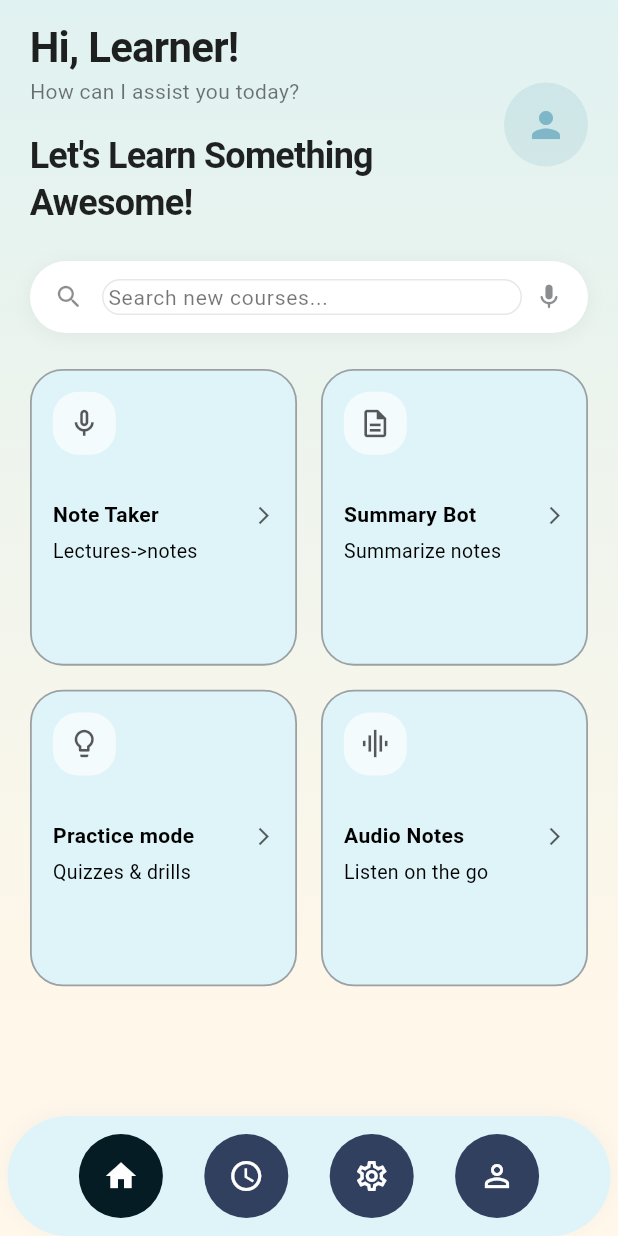
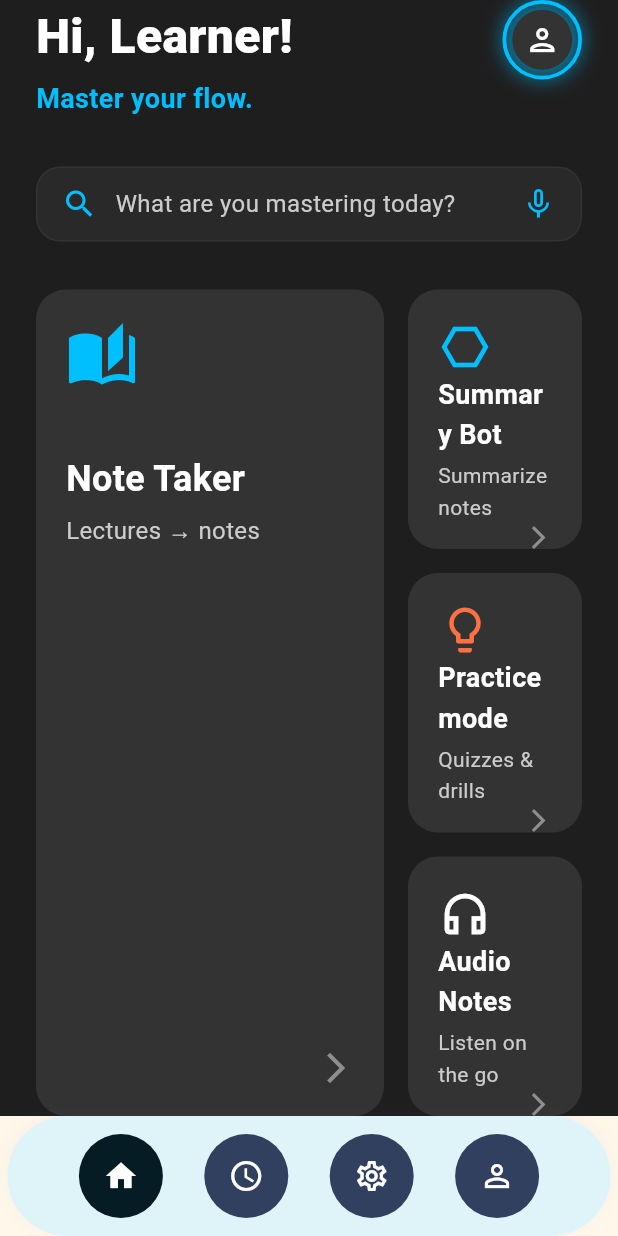
Before and after one commit to Hadskad/Smart-Tutor-Lite, a Flutter app: the screen it shows after launch, on a phone screen of 412 x 824 dp. Run offline on Flutter 3.47's test engine with Material 3 defaults, Android fonts, the light colour scheme and no system bars; our stand-ins replace audioplayers, battery_plus, cloud_firestore, connectivity_plus, dartz, dio and 12 more; missing offline and left inert: dart:ffi, record; accounts and stored records are empty; statements that could not run were skipped; project files that could hold a hidden picture were left out.

Commit message:
updated ui

```diff
--- a/lib/app/main_navigation.dart
+++ b/lib/app/main_navigation.dart
@@ -64,10 +64,11 @@ class _CustomCircularNavBar extends StatelessWidget {
           padding: const EdgeInsets.symmetric(horizontal: 20, vertical: 12),
           decoration: BoxDecoration(
             borderRadius: BorderRadius.circular(40),
-            color:  Color(0xFFDFF4F9),
+            color: Color(0xFFDFF4F9),
             boxShadow: [
               BoxShadow(
-                color: const Color.fromARGB(255, 89, 96, 192).withValues(alpha: 0.05),
+                color: const Color.fromARGB(255, 89, 96, 192)
+                    .withValues(alpha: 0.05),
                 blurRadius: 10,
                 offset: const Offset(0, -2),
               ),
--- a/lib/features/home/presentation/pages/home_dashboard_page.dart
+++ b/lib/features/home/presentation/pages/home_dashboard_page.dart
@@ -1,271 +1,316 @@
 import 'package:flutter/material.dart';
 
 import 'package:smart_tutor_lite/app/routes.dart';
+
+// --- Local Color Palette for Home Dashboard ---
+
+const Color _kBackgroundColor = Color(0xFF1E1E1E);
+const Color _kCardColor = Color(0xFF333333);
+const Color _kAccentBlue = Color(0xFF00BFFF); // Vibrant Electric Blue
+const Color _kAccentCoral = Color(0xFFFF7043); // Soft Coral/Orange
+const Color _kWhite = Colors.white;
+const Color _kLightGray = Color(0xFFCCCCCC);
+const Color _kDarkGray = Color(0xFF888888);
 
 class HomeDashboardPage extends StatelessWidget {
   const HomeDashboardPage({super.key});
 
   @override
   Widget build(BuildContext context) {
-    return Container(
-      decoration: BoxDecoration(
-        gradient: LinearGradient(
-          colors: [
-            const Color(0xFFE0F2F1), // Light blue-green
-            const Color(0xFFFFF7E9), // Cream/white
-          ],
-          begin: Alignment.topCenter,
-          end: Alignment.bottomCenter,
-        ),
-      ),
-      child: SafeArea(
-        child: SingleChildScrollView(
-          padding: const EdgeInsets.symmetric(horizontal: 20, vertical: 16),
+    return Scaffold(
+      backgroundColor: _kBackgroundColor,
+      body: SafeArea(
+        child: Padding(
+          padding: const EdgeInsets.symmetric(horizontal: 24.0),
           child: Column(
             crossAxisAlignment: CrossAxisAlignment.start,
             children: [
-              _buildHeader(context),
-              const SizedBox(height: 24),
-              _buildSearchBar(context),
-              const SizedBox(height: 24),
-              _buildFeatureGrid(context),
+              const _HeaderWidget(),
+              const SizedBox(height: 32.0),
+              const _SearchBarWidget(),
+              const SizedBox(height: 32.0),
+              Expanded(
+                child: _FeatureCardsGrid(
+                  onNoteTakerTap: () {
+                    Navigator.pushNamed(context, AppRoutes.transcription);
+                  },
+                  onSummaryTap: () {
+                    Navigator.pushNamed(context, AppRoutes.summarization);
+                  },
+                  onPracticeTap: () {
+                    Navigator.pushNamed(context, AppRoutes.quiz);
+                  },
+                  onAudioNotesTap: () {
+                    Navigator.pushNamed(context, AppRoutes.tts);
+                  },
+                ),
+              ),
             ],
           ),
         ),
       ),
+
     );
   }
+}
 
-  Widget _buildHeader(BuildContext context) {
-    final colorScheme = Theme.of(context).colorScheme;
+// --- 1. Header Widget ---
 
+class _HeaderWidget extends StatelessWidget {
+  const _HeaderWidget({super.key});
+
+  @override
+  Widget build(BuildContext context) {
     return Row(
+      mainAxisAlignment: MainAxisAlignment.spaceBetween,
+      crossAxisAlignment: CrossAxisAlignment.start,
       children: [
-        Expanded(
-          child: Column(
-            crossAxisAlignment: CrossAxisAlignment.start,
-            children: [
-              Text(
-                'Hi, Learner!',
-                style: Theme.of(context).textTheme.displayLarge?.copyWith(
-                      fontWeight: FontWeight.bold,
-                      fontSize: 28,
-                      color: Colors.black87,
-                    ),
+        Column(
+          crossAxisAlignment: CrossAxisAlignment.start,
+          children: const [
+            Text(
+              'Hi, Learner!',
+              style: TextStyle(
+                color: _kWhite,
+                fontSize: 32,
+                fontWeight: FontWeight.w800,
               ),
-              const SizedBox(height: 4),
-              Text(
-                'How can I assist you today?',
-                style: Theme.of(context).textTheme.bodyMedium?.copyWith(
-                      color: Colors.black54,
-                      fontSize: 14,
-                    ),
+            ),
+            SizedBox(height: 4),
+            Text(
+              'Master your flow.',
+              style: TextStyle(
+                color: _kAccentBlue,
+                fontSize: 18,
+                fontWeight: FontWeight.w600,
               ),
-              const SizedBox(height: 16),
-              Text(
-                "Let's Learn Something",
-                style: Theme.of(context).textTheme.headlineMedium?.copyWith(
-                      fontWeight: FontWeight.bold,
-                      fontSize: 24,
-                      color: Colors.black87,
-                    ),
-              ),
-              Text(
-                'Awesome!',
-                style: Theme.of(context).textTheme.headlineMedium?.copyWith(
-                      fontWeight: FontWeight.bold,
-                      fontSize: 24,
-                      color: Colors.black87,
-                    ),
+            ),
+          ],
+        ),
+        Container(
+          padding: const EdgeInsets.all(4.0),
+          decoration: BoxDecoration(
+            shape: BoxShape.circle,
+            border: Border.all(
+              color: _kAccentBlue,
+              width: 2.5,
+            ),
+            boxShadow: [
+              BoxShadow(
+                color: _kAccentBlue.withOpacity(0.5),
+                blurRadius: 10,
+                spreadRadius: 1,
               ),
             ],
           ),
-        ),
-        const SizedBox(width: 16),
-        CircleAvatar(
-          radius: 28,
-          backgroundColor: colorScheme.tertiary.withValues(alpha: 0.2),
-          child: Icon(
-            Icons.person,
-            color: colorScheme.tertiary,
-            size: 28,
-          ),
-        ),
-      ],
-    );
-  }
-
-  Widget _buildSearchBar(BuildContext context) {
-    final colorScheme = Theme.of(context).colorScheme;
-
-    return Container(
-      padding: const EdgeInsets.symmetric(horizontal: 16, vertical: 12),
-      decoration: BoxDecoration(
-        color: Colors.white,
-        borderRadius: BorderRadius.circular(30),
-        boxShadow: [
-          BoxShadow(
-            color: Colors.black.withValues(alpha: 0.05),
-            blurRadius: 10,
-            offset: const Offset(0, 2),
-          ),
-        ],
-      ),
-      child: Row(
-        children: [
-          Icon(
-            Icons.search_rounded,
-            color: colorScheme.onSurface.withValues(alpha: 0.5),
-            size: 20,
-          ),
-          const SizedBox(width: 12),
-          Expanded(
-            child: TextField(
-              decoration: const InputDecoration(
-                hintText: 'Search new courses...',
-                hintStyle: TextStyle(
-                  color: Colors.black54,
-                  fontSize: 14,
-                ),
-                border: InputBorder.none,
-                isDense: true,
-                contentPadding: EdgeInsets.zero,
-              ),
+          child: const CircleAvatar(
+            radius: 20,
+            backgroundColor: _kCardColor,
+            child: Icon(
+              Icons.person_outlined,
+              color: _kWhite,
+              size: 24,
             ),
           ),
-          const SizedBox(width: 8),
-          Icon(
-            Icons.mic_rounded,
-            color: colorScheme.onSurface.withValues(alpha: 0.5),
-            size: 20,
-          ),
-        ],
-      ),
-    );
-  }
-
-  Widget _buildFeatureGrid(BuildContext context) {
-    return GridView.count(
-      shrinkWrap: true,
-      physics: const NeverScrollableScrollPhysics(),
-      crossAxisCount: 2,
-      crossAxisSpacing: 16,
-      mainAxisSpacing: 16,
-      childAspectRatio: 0.9,
-      children: [
-        _HomeFeatureCard(
-          title: 'Note Taker',
-          subtitle: 'Lectures->notes',
-          icon: Icons.mic_none_outlined,
-          onTap: () {
-            Navigator.pushNamed(context, AppRoutes.transcription);
-          },
-        ),
-        _HomeFeatureCard(
-          title: 'Summary Bot',
-          subtitle: 'Summarize notes',
-          icon: Icons.description_outlined,
-          onTap: () {
-            Navigator.pushNamed(context, AppRoutes.summarization);
-          },
-        ),
-        _HomeFeatureCard(
-          title: 'Practice mode',
-          subtitle: 'Quizzes & drills',
-          icon: Icons.lightbulb_outline,
-          onTap: () {
-            Navigator.pushNamed(context, AppRoutes.quiz);
-          },
-        ),
-        _HomeFeatureCard(
-          title: 'Audio Notes',
-          subtitle: 'Listen on the go',
-          icon: Icons.graphic_eq_outlined,
-          onTap: () {
-            Navigator.pushNamed(context, AppRoutes.tts);
-          },
         ),
       ],
     );
   }
 }
 
-class _HomeFeatureCard extends StatelessWidget {
-  const _HomeFeatureCard({
+// --- 2. Search Bar Widget ---
+
+class _SearchBarWidget extends StatelessWidget {
+  const _SearchBarWidget({super.key});
+
+  @override
+  Widget build(BuildContext context) {
+    return Container(
+      padding: const EdgeInsets.symmetric(horizontal: 16.0, vertical: 12.0),
+      decoration: BoxDecoration(
+        color: _kCardColor.withOpacity(0.5),
+        borderRadius: BorderRadius.circular(16.0),
+        border: Border.all(color: _kCardColor, width: 1.0),
+      ),
+      child: Row(
+        children: const [
+          Icon(Icons.search, color: _kAccentBlue),
+          SizedBox(width: 12.0),
+          Expanded(
+            child: Text(
+              'What are you mastering today?',
+              style: TextStyle(
+                color: _kLightGray,
+                fontSize: 16,
+              ),
+            ),
+          ),
+          Icon(Icons.mic_none, color: _kAccentBlue),
+        ],
+      ),
+    );
+  }
+}
+
+// --- 3. Feature Cards Grid ---
+
+class _FeatureCardsGrid extends StatelessWidget {
+  const _FeatureCardsGrid({
+    super.key,
+    required this.onNoteTakerTap,
+    required this.onSummaryTap,
+    required this.onPracticeTap,
+    required this.onAudioNotesTap,
+  });
+
+  final VoidCallback onNoteTakerTap;
+  final VoidCallback onSummaryTap;
+  final VoidCallback onPracticeTap;
+  final VoidCallback onAudioNotesTap;
+
+  @override
+  Widget build(BuildContext context) {
+    return Row(
+      crossAxisAlignment: CrossAxisAlignment.stretch,
+      children: [
+        // Large dominant card: Note Taker
+        Expanded(
+          flex: 2,
+          child: _FeatureCard(
+            title: 'Note Taker',
+            subtitle: 'Lectures → notes',
+            icon: Icons.auto_stories,
+            iconColor: _kAccentBlue,
+            isLarge: true,
+            cardColor: _kCardColor,
+            onTap: onNoteTakerTap,
+          ),
+        ),
+        const SizedBox(width: 16.0),
+        // Stacked smaller cards
+        Expanded(
+          flex: 1,
+          child: Column(
+            children: [
+              Expanded(
+                child: _FeatureCard(
+                  title: 'Summary Bot',
+                  subtitle: 'Summarize notes',
+                  icon: Icons.hexagon_outlined,
+                  iconColor: _kAccentBlue,
+                  cardColor: _kCardColor,
+                  onTap: onSummaryTap,
+                ),
+              ),
+              const SizedBox(height: 16.0),
+              Expanded(
+                child: _FeatureCard(
+                  title: 'Practice mode',
+                  subtitle: 'Quizzes & drills',
+                  icon: Icons.lightbulb_outline,
+                  iconColor: _kAccentCoral,
+                  cardColor: _kCardColor,
+                  onTap: onPracticeTap,
+                ),
+              ),
+              const SizedBox(height: 16.0),
+              Expanded(
+                child: _FeatureCard(
+                  title: 'Audio Notes',
+                  subtitle: 'Listen on the go',
+                  icon: Icons.headphones_outlined,
+                  iconColor: _kWhite,
+                  cardColor: _kCardColor,
+                  onTap: onAudioNotesTap,
+                ),
+              ),
+            ],
+          ),
+        ),
+      ],
+    );
+  }
+}
+
+// --- Feature Card Template ---
+
+class _FeatureCard extends StatelessWidget {
+  const _FeatureCard({
+    super.key,
     required this.title,
     required this.subtitle,
     required this.icon,
+    required this.iconColor,
+    this.isLarge = false,
+    required this.cardColor,
     required this.onTap,
   });
 
   final String title;
   final String subtitle;
   final IconData icon;
+  final Color iconColor;
+  final bool isLarge;
+  final Color cardColor;
   final VoidCallback onTap;
 
   @override
   Widget build(BuildContext context) {
     return InkWell(
-      borderRadius: BorderRadius.circular(22),
+      borderRadius: BorderRadius.circular(20.0),
       onTap: onTap,
       child: Container(
-        padding: const EdgeInsets.all(14),
+        padding: const EdgeInsets.all(20.0),
         decoration: BoxDecoration(
-          color: const Color(0xFFDFF4F9), // matches screenshot
-          borderRadius: BorderRadius.circular(22),
-          border: Border.all(
-            color: const Color.fromARGB(255, 110, 106, 106).withValues(
-              alpha: 0.6,
-            ),
-            width: 1.2,
-          ),
+          color: cardColor,
+          borderRadius: BorderRadius.circular(20.0),
         ),
         child: Column(
-          mainAxisSize: MainAxisSize.min,
           crossAxisAlignment: CrossAxisAlignment.start,
+          mainAxisAlignment: MainAxisAlignment.spaceBetween,
           children: [
-            Container(
-              width: 42,
-              height: 42,
-              decoration: BoxDecoration(
-                color: Colors.white.withValues(alpha: 0.65),
-                borderRadius: BorderRadius.circular(17),
-              ),
-              child: Icon(
-                icon,
-                color: Colors.black.withValues(alpha: 0.65),
-                size: 22,
-              ),
-            ),
-            const SizedBox(height: 30),
             Row(
-              mainAxisAlignment: MainAxisAlignment.spaceBetween,
+              mainAxisAlignment: MainAxisAlignment.start,
               children: [
-                Expanded(
-                  child: Text(
-                    title,
-                    style: const TextStyle(
-                      fontSize: 14,
-                      fontWeight: FontWeight.bold,
-                      color: Colors.black,
-                    ),
-                  ),
-                ),
                 Icon(
-                  Icons.arrow_forward_ios,
-                  size: 14,
-                  color: Colors.black.withValues(alpha: 0.65),
+                  icon,
+                  size: isLarge ? 48 : 36,
+                  color: iconColor,
                 ),
               ],
             ),
-            const SizedBox(height: 6),
-            Text(
-              subtitle,
-              style: const TextStyle(
-                fontSize: 13,
-                color: Colors.black,
-                height: 1.2,
-              ),
+            if (isLarge) const SizedBox(height: 40),
+            Column(
+              crossAxisAlignment: CrossAxisAlignment.start,
+              children: [
+                Text(
+                  title,
+                  style: TextStyle(
+                    color: _kWhite,
+                    fontSize: isLarge ? 24 : 18,
+                    fontWeight: FontWeight.bold,
+                  ),
+                ),
+                const SizedBox(height: 4.0),
+                Text(
+                  subtitle,
+                  style: TextStyle(
+                    color: _kLightGray,
+                    fontSize: isLarge ? 16 : 14,
+                  ),
+                ),
+              ],
+            ),
+            const Spacer(),
+            Row(
+              mainAxisAlignment: MainAxisAlignment.end,
+              children: [
+                Icon(
+                  Icons.arrow_forward_ios,
+                  size: isLarge ? 24 : 18,
+                  color: _kLightGray.withOpacity(0.6),
+                ),
+              ],
             ),
           ],
         ),
```
